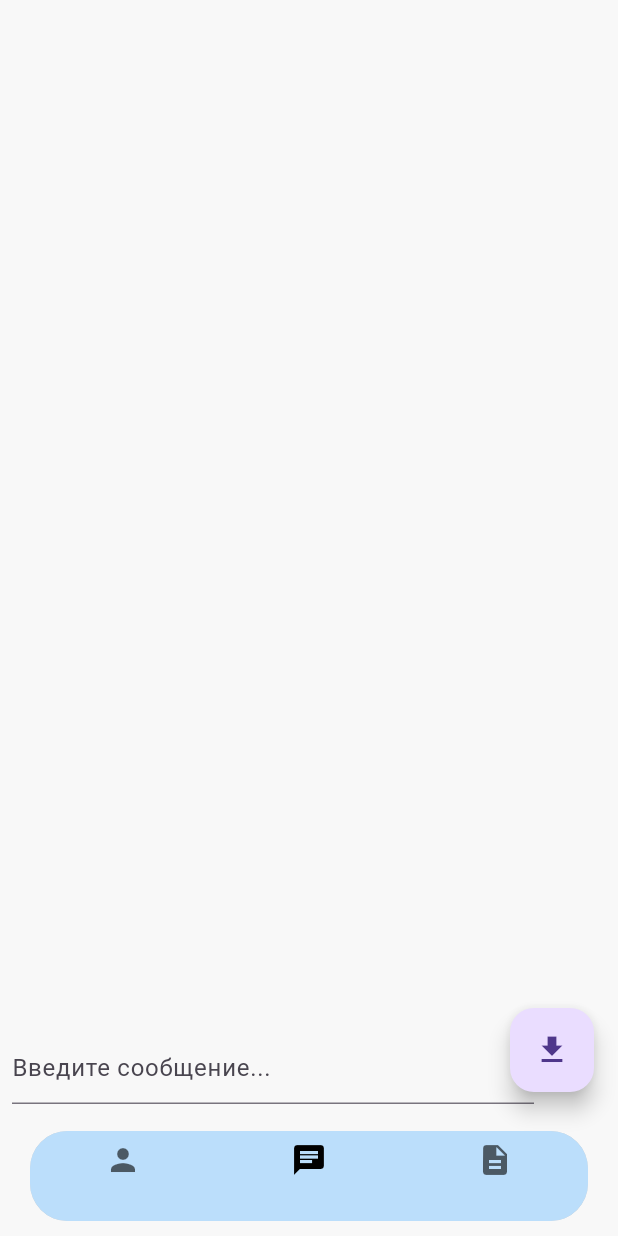
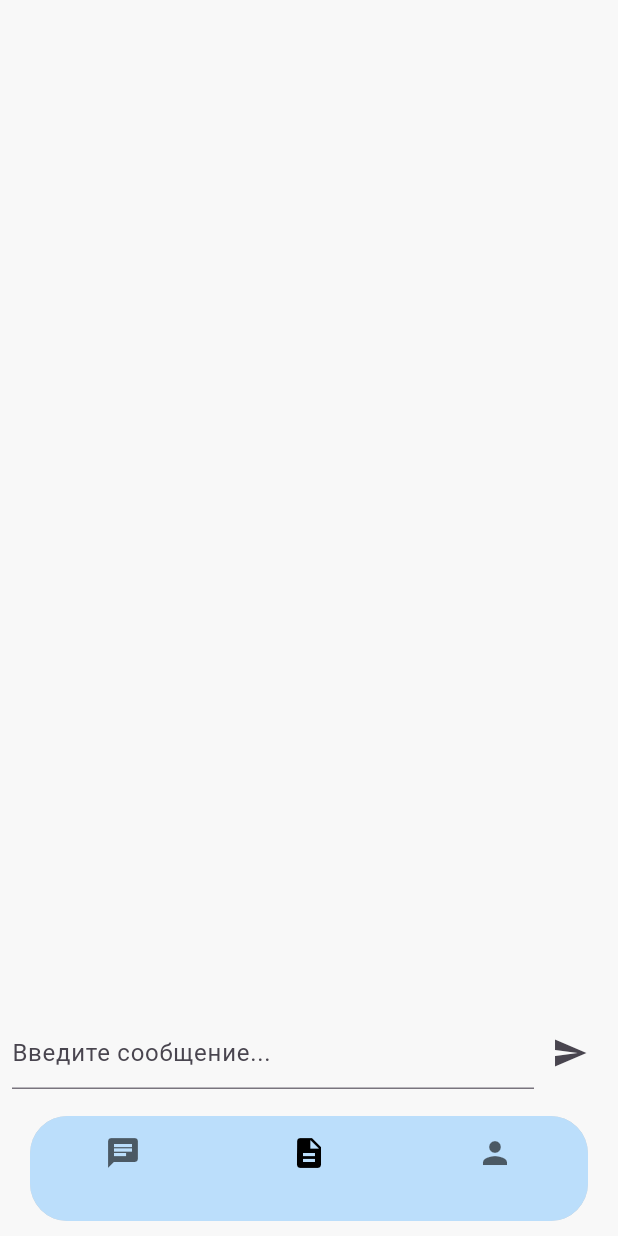
Before and after one commit to kirillTerra/memo_frontend, a Flutter app: the screen it shows after launch, item 2 of the bottom bar chosen, on a phone screen of 412 x 824 dp. Run offline on Flutter 3.47's test engine with Material 3 defaults, Android fonts, the phone set to English and light mode, and no system bars; our stand-ins replace dio, flutter_svg.

```diff
--- a/lib/features/chat/view/chat.dart
+++ b/lib/features/chat/view/chat.dart
@@ -14,12 +14,9 @@ class _ChatScreenState extends State<ChatScreen> {
   @override
   Widget build(BuildContext context) {
     return Scaffold(
-      floatingActionButton: FloatingActionButton(
-          child: Icon(Icons.download),
-          onPressed: () {
-            print('PRESSED');
-            CryptoCoinsRepository().getCoinsList();
-          }),
+      appBar: AppBar(
+        toolbarHeight: 10.0,
+      ),
       body: Column(
         children: [
           Expanded(
@@ -56,19 +53,22 @@ class _ChatScreenState extends State<ChatScreen> {
     );
   }
 
-  void _sendMessage(String message) {
+  void _sendMessage(String message) async {
     if (message.isNotEmpty) {
       setState(() {
         _chatHistory.insert(
           0,
           HumanMessage(text: message),
         );
-        _chatHistory.insert(
-          0,
-          BotMessage(text: 'Ответ: $message'),
-        );
         _messageController.clear();
       });
     }
+    final botAnswer = await ChatAgent().sendMessage(message);
+    setState(() {
+      _chatHistory.insert(
+        0,
+        BotMessage(text: 'Ответ: $botAnswer'),
+      );
+    });
   }
 }
--- a/lib/features/document/view/document.dart
+++ b/lib/features/document/view/document.dart
@@ -14,6 +14,9 @@ class _DocumentScreenState extends State<DocumentScreen> {
   @override
   Widget build(BuildContext context) {
     return Scaffold(
+      appBar: AppBar(
+        toolbarHeight: 10.0,
+      ),
       body: Stack(
         children: [
           Column(
--- /dev/null
+++ b/lib/features/document_list/view/view.dart
@@ -0,0 +1 @@
+export 'document_list.dart';
--- a/lib/features/main_page/view/main_page.dart
+++ b/lib/features/main_page/view/main_page.dart
@@ -25,12 +25,13 @@ class _MainPageState extends State<MainPage> {
         index: _currentIndex,
         children: _pages,
       ),
-      bottomNavigationBar: Padding(
+      bottomNavigationBar: SafeArea(
+        child: Padding(
           padding: EdgeInsets.symmetric(horizontal: 20.0, vertical: 10.0),
           child: ClipRRect(
             borderRadius: BorderRadius.all(Radius.circular(25.0)),
             child: Container(
-            height: 60.0, // Уменьшили высоту
+              height: 70.0, // Увеличим высоту контейнера
               decoration: BoxDecoration(
                 color: Colors.blue[100],
                 boxShadow: [
@@ -55,15 +56,15 @@ class _MainPageState extends State<MainPage> {
                 type: BottomNavigationBarType.fixed,
                 items: [
                   BottomNavigationBarItem(
-                  icon: Icon(Icons.person),
+                    icon: Icon(Icons.chat, size: 24),
                     label: '',
                   ),
                   BottomNavigationBarItem(
-                  icon: Icon(Icons.chat),
+                    icon: Icon(Icons.description, size: 24),
                     label: '',
                   ),
                   BottomNavigationBarItem(
-                  icon: Icon(Icons.description),
+                    icon: Icon(Icons.person, size: 24),
                     label: '',
                   ),
                 ],
@@ -71,6 +72,7 @@ class _MainPageState extends State<MainPage> {
             ),
           ),
         ),
+      ),
     );
   }
 }
--- a/lib/theme/theme.dart
+++ b/lib/theme/theme.dart
@@ -1,8 +1,24 @@
 import 'package:flutter/material.dart';
+
+// Создание пользовательской цветовой палитры
+Map<int, Color> color = {
+  50: Color.fromRGBO(162, 197, 250, .1),
+  100: Color.fromRGBO(162, 197, 250, .2),
+  200: Color.fromRGBO(162, 197, 250, .3),
+  300: Color.fromRGBO(162, 197, 250, .4),
+  400: Color.fromRGBO(162, 197, 250, .5),
+  500: Color.fromRGBO(162, 197, 250, .6),
+  600: Color.fromRGBO(162, 197, 250, .7),
+  700: Color.fromRGBO(162, 197, 250, .8),
+  800: Color.fromRGBO(162, 197, 250, .9),
+  900: Color.fromRGBO(162, 197, 250, 1),
+};
+
+MaterialColor customColor = MaterialColor(0xFFA2C5FA, color);
 
 final lightTheme = ThemeData(
   scaffoldBackgroundColor: const Color(0xFFF8F8F8), // Светлый фон
-  primarySwatch: Colors.blue,
+  primarySwatch: customColor, // Использование пользовательской цветовой палитры
   appBarTheme: const AppBarTheme(
     iconTheme: IconThemeData(color: Colors.black), // Черные иконки в AppBar
     elevation: 0,
```
Also changed, not shown: lib/repositories/chat/chat_repository.dart (+16 -6 lines), lib/features/document_list/document_list.dart (added), lib/features/document_list/view/document_list.dart (added), 1 other file. Lines whose indentation alone changed are shown as unchanged.
